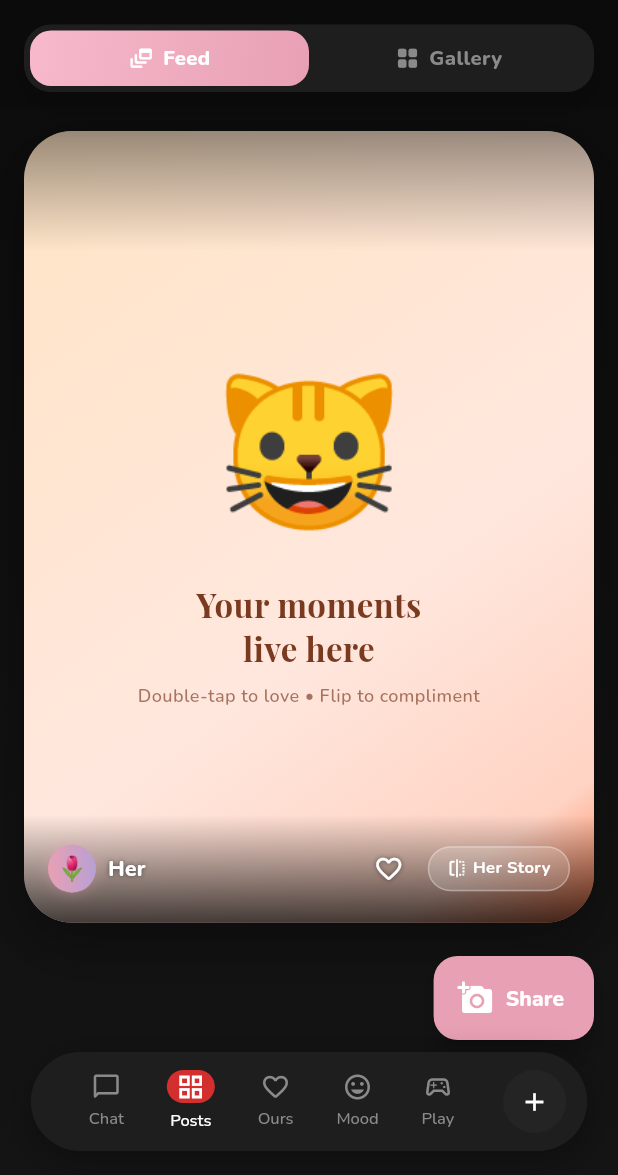
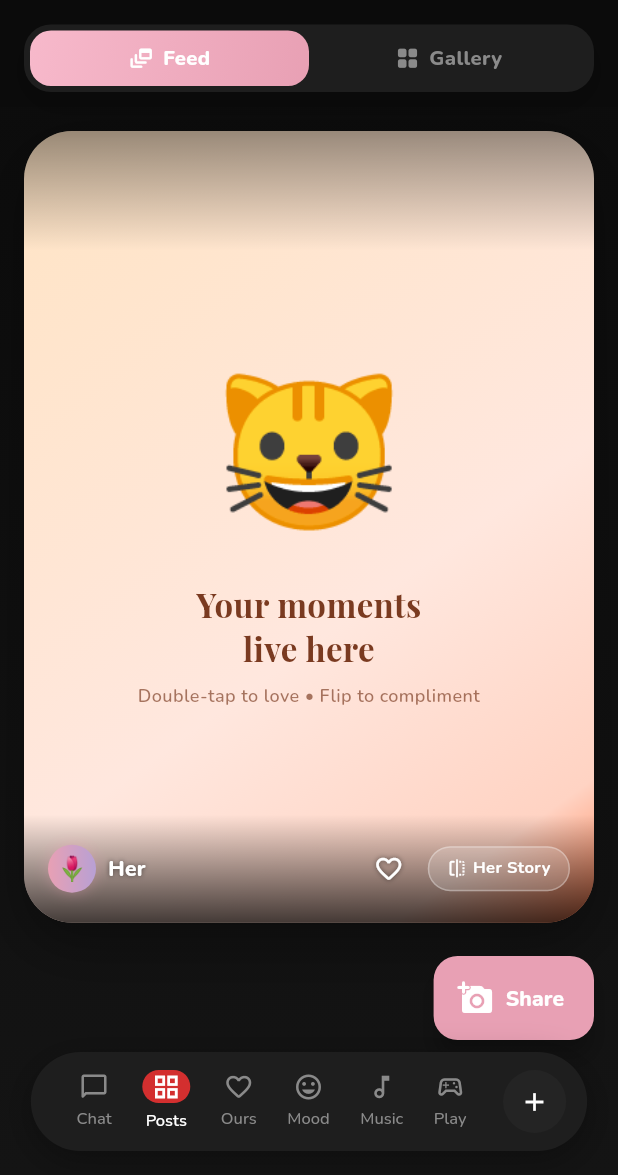
Before and after one commit to subrattandon/Gata-New, a Flutter app: the screen it shows once a user with an empty profile is signed in, on a phone screen of 412 x 824 dp, the part 61-1236 px from its top. Run offline on Flutter 3.47's test engine with Material 3 defaults, Android fonts, the phone set to English and light mode, and no system bars; our stand-ins replace cached_network_image, cloud_firestore, firebase_auth, firebase_core, google_fonts, image_picker and 3 more; accounts and stored records are empty.

Commit message:
fix: auto-commit changes

```diff
--- a/lib/screens/home_shell.dart
+++ b/lib/screens/home_shell.dart
@@ -99,6 +99,7 @@ const _kNavItems = [
   (icon: Icons.grid_view_outlined, label: 'Posts'),
   (icon: Icons.favorite_border_rounded, label: 'Ours'),
   (icon: Icons.mood_outlined, label: 'Mood'),
+  (icon: Icons.music_note_outlined, label: 'Music'),
   (icon: Icons.sports_esports_outlined, label: 'Play'),
 ];
 
```
